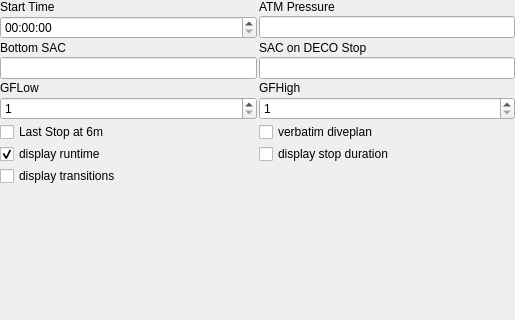
subsurface/subsurface, file qt-ui/diveplanner.ui: the form before one commit; both pictures show x 0 to 515 and y 0 to 320 of the 515 by 591 pixel window.
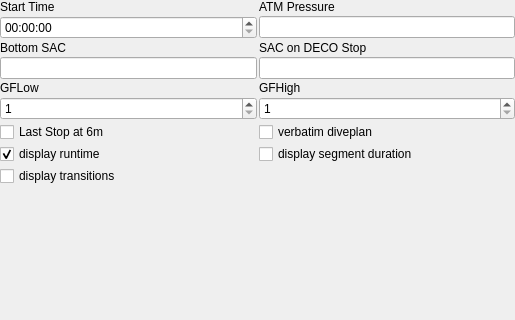
The form after the commit. Custom widgets are drawn as their Qt base class.

Commit message:
Layout improvements to the dive plan
Changed to html.

```diff
--- a/qt-ui/diveplanner.ui
+++ b/qt-ui/diveplanner.ui
@@ -195,7 +195,7 @@
           <string>In dive plan, show duration (relative time) of stops</string>
          </property>
          <property name="text">
-          <string>display stop duration</string>
+          <string>display segment duration</string>
          </property>
         </widget>
        </item>
```
The commit also changes 3 other files.
